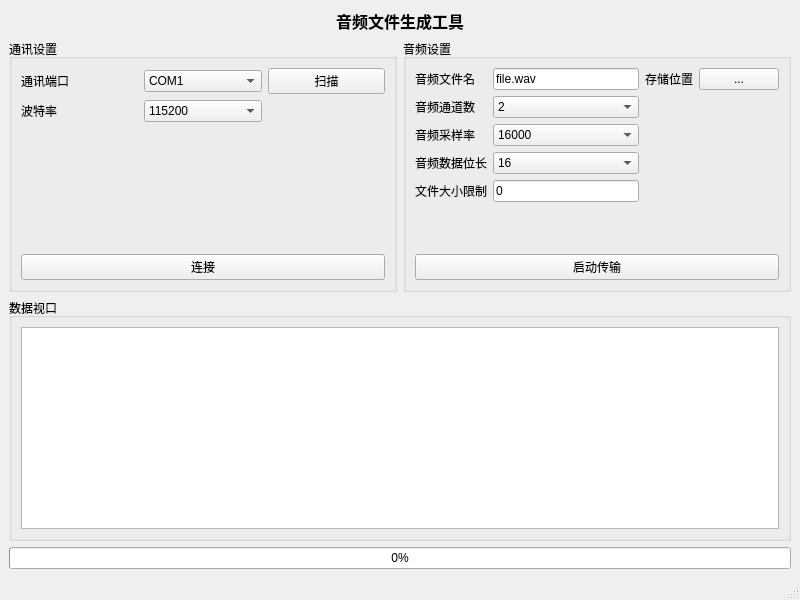
This is mainwindow.ui in aron566/Audio_File_Generator as Qt 5 draws it before an edit. The edited form follows.
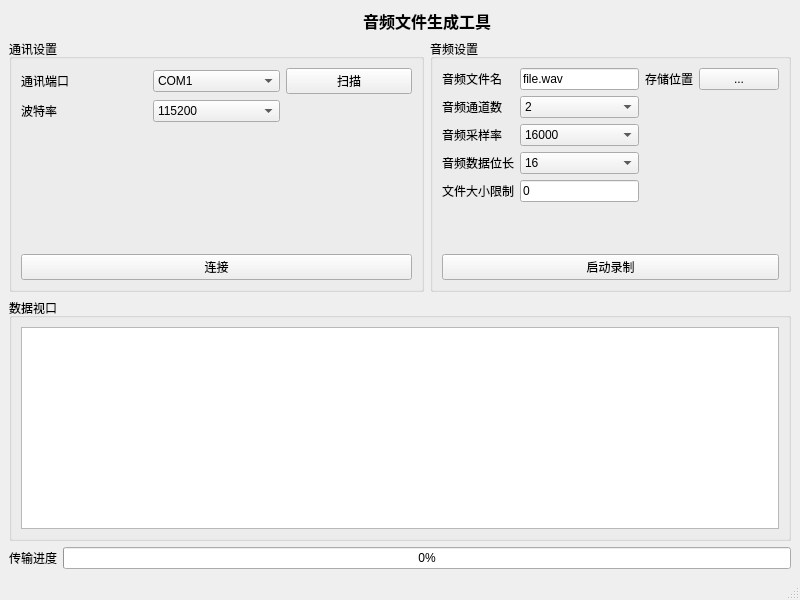
This is the edited form.

```diff
--- a/mainwindow.ui
+++ b/mainwindow.ui
@@ -15,80 +15,27 @@
   </property>
   <widget class="QWidget" name="centralwidget">
    <layout class="QGridLayout" name="gridLayout_3">
-    <item row="1" column="0">
-     <widget class="QGroupBox" name="COMgroupBox">
-      <property name="title">
-       <string>通讯设置</string>
+    <item row="3" column="1" colspan="2">
+     <widget class="QProgressBar" name="progressBar">
+      <property name="value">
+       <number>0</number>
       </property>
-      <layout class="QGridLayout" name="gridLayout_2">
-       <item row="0" column="0">
-        <widget class="QLabel" name="COMlabel">
-         <property name="text">
-          <string>通讯端口</string>
-         </property>
-        </widget>
-       </item>
-       <item row="3" column="0" colspan="3">
-        <widget class="QPushButton" name="CONNECTpushButton">
-         <property name="text">
-          <string>连接</string>
-         </property>
-        </widget>
-       </item>
-       <item row="1" column="0">
-        <widget class="QLabel" name="BOUDRATElabel">
-         <property name="text">
-          <string>波特率</string>
-         </property>
-        </widget>
-       </item>
-       <item row="0" column="1">
-        <widget class="QComboBox" name="COM_LISTcomboBox">
-         <item>
-          <property name="text">
-           <string>COM1</string>
-          </property>
-         </item>
-        </widget>
-       </item>
-       <item row="0" column="2">
-        <widget class="QPushButton" name="SCANpushButton">
-         <property name="text">
-          <string>扫描</string>
-         </property>
-        </widget>
-       </item>
-       <item row="1" column="1">
-        <widget class="QComboBox" name="BOUDRATEcomboBox">
-         <item>
-          <property name="text">
-           <string>115200</string>
-          </property>
-         </item>
-         <item>
-          <property name="text">
-           <string>19200</string>
-          </property>
-         </item>
-        </widget>
-       </item>
-       <item row="2" column="1">
-        <spacer name="verticalSpacer">
-         <property name="orientation">
-          <enum>Qt::Vertical</enum>
-         </property>
-         <property name="sizeHint" stdset="0">
-          <size>
-           <width>20</width>
-           <height>40</height>
-          </size>
-         </property>
-        </spacer>
-       </item>
-      </layout>
      </widget>
     </item>
-    <item row="1" column="1">
+    <item row="0" column="1" colspan="2">
+     <widget class="QLabel" name="TITLElabel">
+      <property name="sizePolicy">
+       <sizepolicy hsizetype="Preferred" vsizetype="Fixed">
+        <horstretch>0</horstretch>
+        <verstretch>0</verstretch>
+       </sizepolicy>
+      </property>
+      <property name="text">
+       <string>&lt;html&gt;&lt;head/&gt;&lt;body&gt;&lt;p align=&quot;center&quot;&gt;&lt;span style=&quot; font-size:12pt; font-weight:600;&quot;&gt;音频文件生成工具&lt;/span&gt;&lt;/p&gt;&lt;/body&gt;&lt;/html&gt;</string>
+      </property>
+     </widget>
+    </item>
+    <item row="1" column="2">
      <widget class="QGroupBox" name="AUDIOgroupBox">
       <property name="title">
        <string>音频设置</string>
@@ -285,14 +232,27 @@
        <item row="6" column="0" colspan="6">
         <widget class="QPushButton" name="STARTpushButton">
          <property name="text">
-          <string>启动传输</string>
+          <string>启动录制</string>
          </property>
         </widget>
        </item>
       </layout>
      </widget>
     </item>
-    <item row="2" column="0" colspan="2">
+    <item row="3" column="0">
+     <widget class="QLabel" name="progressBarlabel">
+      <property name="sizePolicy">
+       <sizepolicy hsizetype="Fixed" vsizetype="Preferred">
+        <horstretch>0</horstretch>
+        <verstretch>0</verstretch>
+       </sizepolicy>
+      </property>
+      <property name="text">
+       <string>传输进度</string>
+      </property>
+     </widget>
+    </item>
+    <item row="2" column="0" colspan="3">
      <widget class="QGroupBox" name="DATA_VIEWgroupBox">
       <property name="title">
        <string>数据视口</string>
@@ -304,24 +264,77 @@
       </layout>
      </widget>
     </item>
-    <item row="3" column="0" colspan="2">
-     <widget class="QProgressBar" name="progressBar">
-      <property name="value">
-       <number>0</number>
+    <item row="1" column="0" colspan="2">
+     <widget class="QGroupBox" name="COMgroupBox">
+      <property name="title">
+       <string>通讯设置</string>
       </property>
-     </widget>
-    </item>
-    <item row="0" column="0" colspan="2">
-     <widget class="QLabel" name="TITLElabel">
-      <property name="sizePolicy">
-       <sizepolicy hsizetype="Preferred" vsizetype="Fixed">
-        <horstretch>0</horstretch>
-        <verstretch>0</verstretch>
-       </sizepolicy>
-      </property>
-      <property name="text">
-       <string>&lt;html&gt;&lt;head/&gt;&lt;body&gt;&lt;p align=&quot;center&quot;&gt;&lt;span style=&quot; font-size:12pt; font-weight:600;&quot;&gt;音频文件生成工具&lt;/span&gt;&lt;/p&gt;&lt;/body&gt;&lt;/html&gt;</string>
-      </property>
+      <layout class="QGridLayout" name="gridLayout_2">
+       <item row="0" column="0">
+        <widget class="QLabel" name="COMlabel">
+         <property name="text">
+          <string>通讯端口</string>
+         </property>
+        </widget>
+       </item>
+       <item row="3" column="0" colspan="3">
+        <widget class="QPushButton" name="CONNECTpushButton">
+         <property name="text">
+          <string>连接</string>
+         </property>
+        </widget>
+       </item>
+       <item row="1" column="0">
+        <widget class="QLabel" name="BOUDRATElabel">
+         <property name="text">
+          <string>波特率</string>
+         </property>
+        </widget>
+       </item>
+       <item row="0" column="1">
+        <widget class="QComboBox" name="COM_LISTcomboBox">
+         <item>
+          <property name="text">
+           <string>COM1</string>
+          </property>
+         </item>
+        </widget>
+       </item>
+       <item row="0" column="2">
+        <widget class="QPushButton" name="SCANpushButton">
+         <property name="text">
+          <string>扫描</string>
+         </property>
+        </widget>
+       </item>
+       <item row="1" column="1">
+        <widget class="QComboBox" name="BOUDRATEcomboBox">
+         <item>
+          <property name="text">
+           <string>115200</string>
+          </property>
+         </item>
+         <item>
+          <property name="text">
+           <string>19200</string>
+          </property>
+         </item>
+        </widget>
+       </item>
+       <item row="2" column="1">
+        <spacer name="verticalSpacer">
+         <property name="orientation">
+          <enum>Qt::Vertical</enum>
+         </property>
+         <property name="sizeHint" stdset="0">
+          <size>
+           <width>20</width>
+           <height>40</height>
+          </size>
+         </property>
+        </spacer>
+       </item>
+      </layout>
      </widget>
     </item>
    </layout>
```
